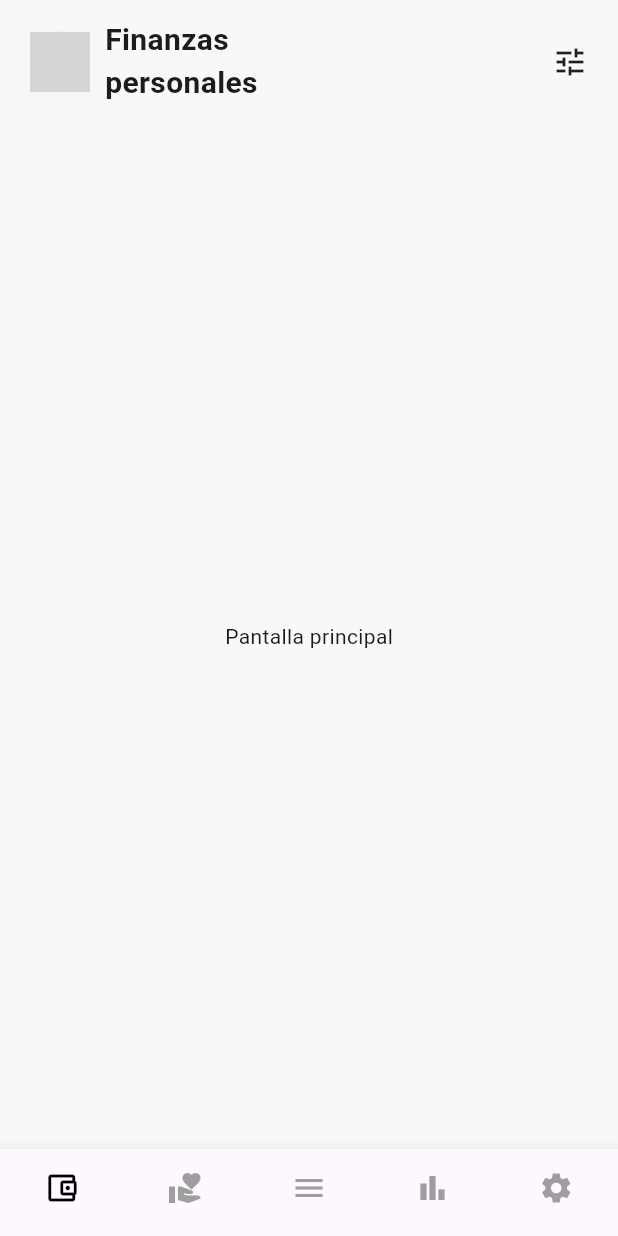
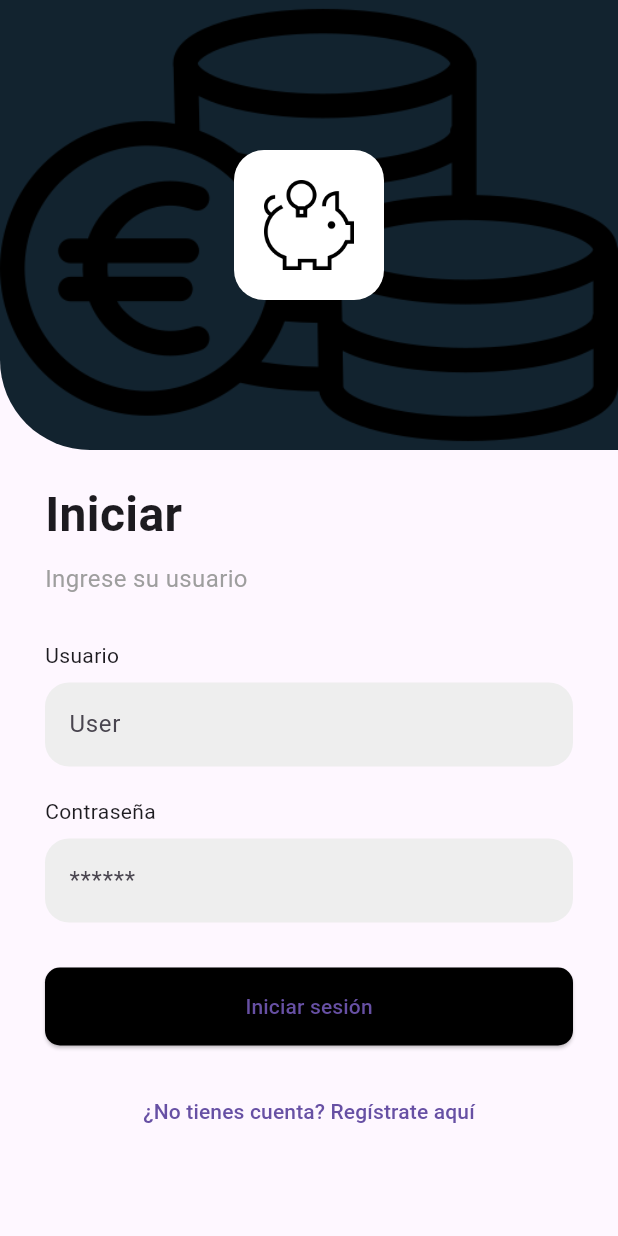
Before and after one commit to alferth-gonzalez/finanzas_app, a Flutter app: the screen it shows after launch, on a phone screen of 412 x 824 dp. Run offline on Flutter 3.47's test engine with Material 3 defaults, Android fonts, the phone set to English and light mode, and no system bars; our stand-ins replace sqflite; accounts and stored records are empty; grey boxes are pictures that could not be loaded.

Commit message:
Diseno login y registro con base de datos

```diff
--- a/lib/HomeScreen.dart
+++ b/lib/HomeScreen.dart
@@ -78,7 +78,7 @@ class MainWalletScreen extends StatelessWidget {
           child: Row(
             children: [
               CircleAvatar(
-                backgroundImage: AssetImage('assets/avatar.jpg'),
+                backgroundImage: AssetImage('assets/user-icon.png'),
                 radius: 20,
               ),
               SizedBox(width: 10),
--- /dev/null
+++ b/lib/LoginScreen.dart
@@ -0,0 +1,143 @@
+import 'package:finanzas_app/SignupScreen.dart';
+import 'package:flutter/material.dart';
+import 'HomeScreen.dart';
+import 'package:finanzas_app/db_helper.dart';
+
+class LoginScreen extends StatefulWidget {
+  @override
+  _LoginScreenState createState() => _LoginScreenState();
+}
+
+class _LoginScreenState extends State<LoginScreen> {
+  String username = '';
+  String password = '';
+
+  void _login() async {
+    final user = await DBHelper().loginUser(username, password);
+
+    if (user != null) {
+      Navigator.pushReplacement(
+        context,
+        MaterialPageRoute(builder: (context) => HomeScreen()),
+      );
+    } else {
+      ScaffoldMessenger.of(context).showSnackBar(
+        SnackBar(content: Text('Credenciales incorrectas')),
+      );
+    }
+  }
+
+
+  @override
+  Widget build(BuildContext context) {
+    return Scaffold(
+      body: SingleChildScrollView(
+        child: Column(
+          children: [
+            // Parte superior con fondo e ícono
+            Container(
+              height: 300,
+              decoration: BoxDecoration(
+                color: const Color.fromARGB(255, 18, 35, 47),
+                image: DecorationImage(
+                  image: AssetImage('assets/monedas.png'), // agrega este fondo
+                  fit: BoxFit.cover,
+                ),
+                borderRadius: BorderRadius.only(
+                  bottomLeft: Radius.circular(60),
+                ),
+              ),
+              child: Center(
+                child: Container(
+                  padding: EdgeInsets.all(20),
+                  decoration: BoxDecoration(
+                    color: Colors.white,
+                    shape: BoxShape.rectangle,
+                    borderRadius: BorderRadius.circular(20),
+                  ),
+                  child: Image.asset(
+                    'assets/cerdito.png', // ícono de la alcancía
+                    width: 60,
+                    height: 60,
+                  ),
+                ),
+              ),
+            ),
+
+            // Formulario de login
+            Padding(
+              padding: const EdgeInsets.symmetric(horizontal: 30, vertical: 20),
+              child: Column(
+                crossAxisAlignment: CrossAxisAlignment.start,
+                children: [
+                  Text('Iniciar', style: TextStyle(fontSize: 32, fontWeight: FontWeight.bold)),
+                  SizedBox(height: 8),
+                  Text('Ingrese su usuario', style: TextStyle(fontSize: 16, color: Colors.grey)),
+                  SizedBox(height: 30),
+                  Text('Usuario'),
+                  SizedBox(height: 8),
+                  TextField(
+                    onChanged: (value) => username = value,
+                    decoration: InputDecoration(
+                      hintText: 'User',
+                      filled: true,
+                      fillColor: Colors.grey.shade200,
+                      border: OutlineInputBorder(
+                        borderRadius: BorderRadius.circular(16),
+                        borderSide: BorderSide.none,
+                      ),
+                    ),
+                  ),
+                  SizedBox(height: 20),
+                  Text('Contraseña'),
+                  SizedBox(height: 8),
+                  TextField(
+                    obscureText: true,
+                    onChanged: (value) => password = value,
+                    decoration: InputDecoration(
+                      hintText: '******',
+                      filled: true,
+                      fillColor: Colors.grey.shade200,
+                      border: OutlineInputBorder(
+                        borderRadius: BorderRadius.circular(16),
+                        borderSide: BorderSide.none,
+                      ),
+                    ),
+                  ),
+                  SizedBox(height: 30),
+                  SizedBox(
+                    width: double.infinity,
+                    child: ElevatedButton(
+                      onPressed: _login,
+                      child: Text('Iniciar sesión'),
+                      style: ElevatedButton.styleFrom(
+                        backgroundColor: Colors.black,
+                        shape: RoundedRectangleBorder(
+                          borderRadius: BorderRadius.circular(10),
+                        ),
+                        padding: EdgeInsets.symmetric(vertical: 16),
+                      ),
+                    ),
+                  ),
+                  SizedBox(height: 20),
+                  Center(
+                    child: TextButton(
+                      onPressed: () {
+                        Navigator.push(
+                          context,
+                          MaterialPageRoute(builder: (context) => SignupScreen()),
+                        );
+                      },
+                      child: Text('¿No tienes cuenta? Regístrate aquí'),
+                    ),
+                  ),
+
+                ],
+              ),
+            ),
+          ],
+        ),
+      ),
+    );
+  }
+}
--- a/lib/main.dart
+++ b/lib/main.dart
@@ -1,5 +1,5 @@
-import 'package:finanzas_app/HomeScreen.dart';
 import 'package:flutter/material.dart';
+import 'LoginScreen.dart';
 
 void main() {
   runApp(MyApp());
@@ -11,10 +11,8 @@ class MyApp extends StatelessWidget {
     return MaterialApp(
       debugShowCheckedModeBanner: false,
       title: 'Finanzas Personales',
-      theme: ThemeData(
-        primarySwatch: Colors.blue,
-      ),
-      home: HomeScreen(), // Este es el punto de entrada
+      theme: ThemeData(primarySwatch: Colors.blue),
+      home: LoginScreen(), // Ahora inicia aquí
     );
   }
 }
```
Also changed, not shown: lib/SignupScreen.dart (added, +199 -0 lines), lib/db_helper.dart (added, +74 -0 lines), pubspec.yaml (+7 -0 lines), assets/cerdito.png (added), assets/monedas.png (added), assets/user-icon.png (added), pubspec.lock, 7 other files.
